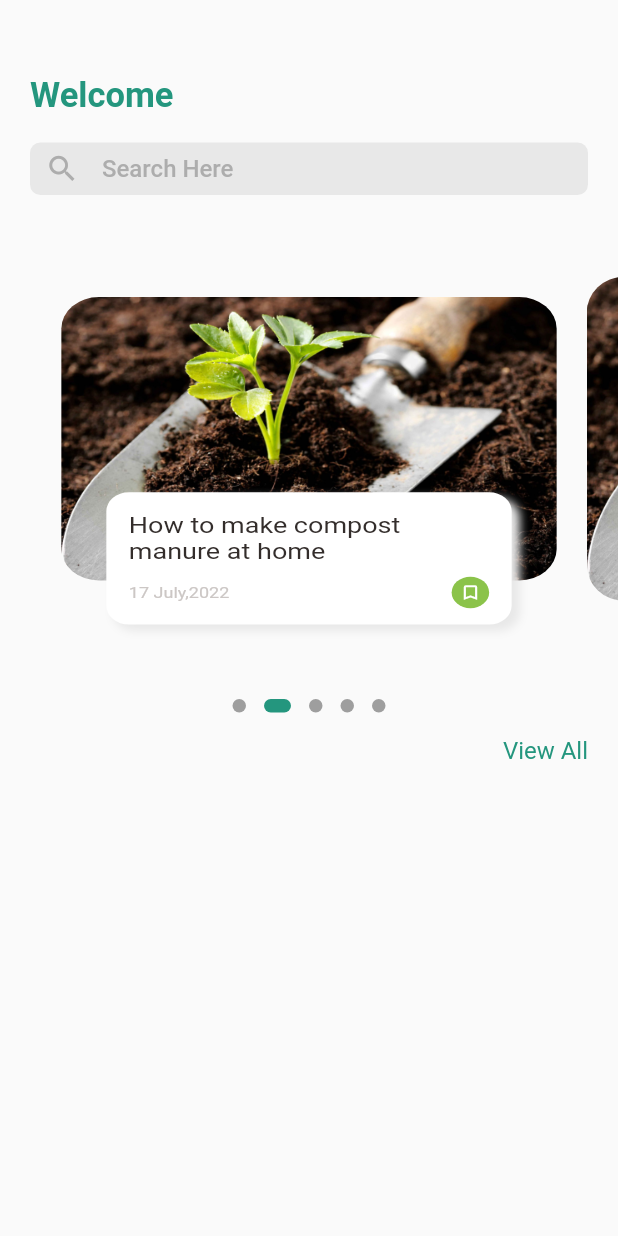
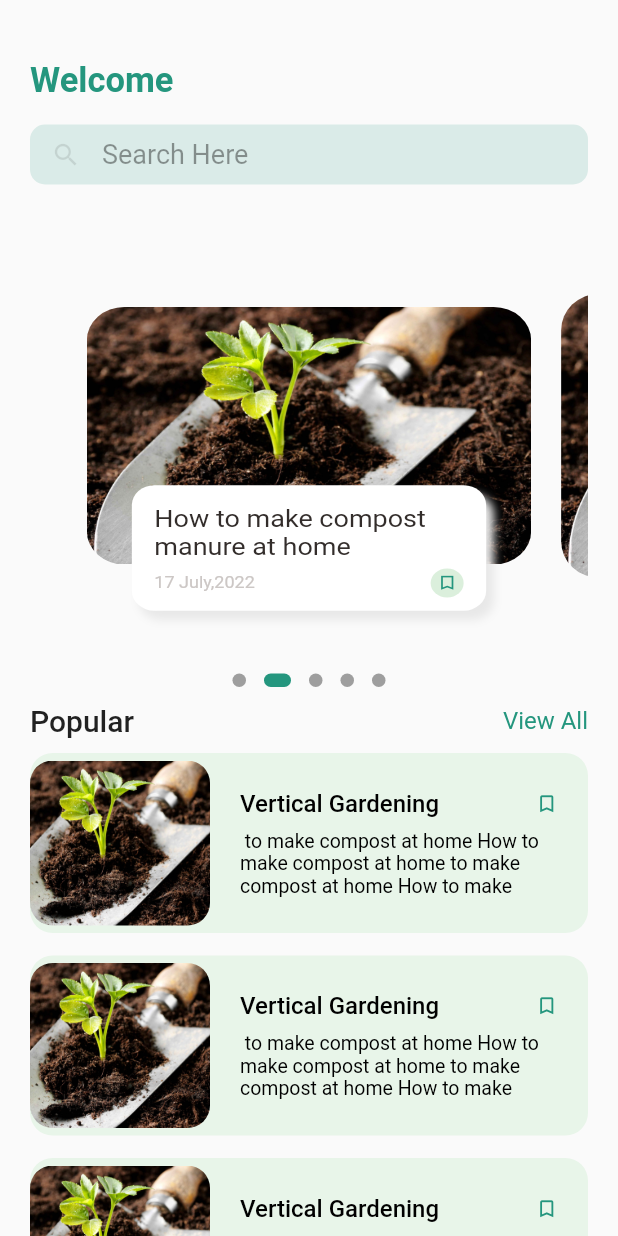
Before and after one commit to isuranga1/Agrihome, a Flutter app: the HomeScreenHead screen opened directly, on a phone screen of 412 x 824 dp. Run offline on Flutter 3.47's test engine with Material 2 defaults, Android fonts, the phone set to English and light mode, and no system bars; drawn by our look-alikes of dots_indicator; our stand-ins replace fluentui_icons, get, google_fonts.

Commit message:
changed the home section

```diff
--- a/lib/Login_folder/LoginPage.dart
+++ b/lib/Login_folder/LoginPage.dart
@@ -1,5 +1,6 @@
 import 'dart:ui';
 
+import 'package:agrihome/bttmnavbar.dart';
 import 'package:agrihome/home_screen_head.dart';
 import 'package:flutter/material.dart';
 import 'package:agrihome/Login_folder/register_now.dart';
@@ -91,7 +92,7 @@ class _LoginPageState extends State<LoginPage> {
                 onTap: () {
                   Navigator.of(context).push(
                     MaterialPageRoute(
-                      builder: (BuildContext context) => HomeScreenHead(),
+                      builder: (BuildContext context) => BtmNavBar(),
                     ),
                   );
                 },
--- a/lib/home_screen_body.dart
+++ b/lib/home_screen_body.dart
@@ -17,8 +17,8 @@ class HomeScreenBody extends StatefulWidget {
 class _HomeScreenBodyState extends State<HomeScreenBody> {
   PageController pageController = PageController(viewportFraction: 0.85);
   var _currentPageValue = 0.8;
-  double _scaleFactor = 0.8;
-  double _height = 225;
+  double _scaleFactor = 0.85;
+  double _height = 195;
   //double _height = Dimensions.pageViewContainer;
 
   @override
@@ -43,7 +43,7 @@ class _HomeScreenBodyState extends State<HomeScreenBody> {
         Container(
           //color: Colors.red,
           //margin: EdgeInsets.only(top: 70),
-          height: 280,
+          height: 250,
           child: PageView.builder(
               controller: pageController,
               itemCount: 5,
@@ -100,8 +100,7 @@ class _HomeScreenBodyState extends State<HomeScreenBody> {
           InkWell(
             child: Container(
               margin: EdgeInsets.only(left: 10, right: 10),
-              height: 225,
-              //height: Dimensions.pageViewContainer,
+              height: 195,
               decoration: BoxDecoration(
                   borderRadius: BorderRadius.circular(25),
                   image: DecorationImage(
@@ -118,7 +117,7 @@ class _HomeScreenBodyState extends State<HomeScreenBody> {
               child: Align(
                 alignment: Alignment.bottomCenter,
                 child: Container(
-                    height: 105,
+                    height: 95,
                     //height: Dimensions.pageViewTextContainer,
                     margin: EdgeInsets.only(left: 40, right: 40, bottom: 20),
                     decoration: BoxDecoration(
@@ -128,7 +127,7 @@ class _HomeScreenBodyState extends State<HomeScreenBody> {
                           BoxShadow(
                               color: Color(0xFFe8e8e8),
                               blurRadius: 5.0,
-                              offset: Offset(5, 5)),
+                              offset: Offset(5, 7)),
                         ]),
                     child: Container(
                       padding: EdgeInsets.only(top: 15, left: 15, right: 15),
@@ -137,23 +136,25 @@ class _HomeScreenBodyState extends State<HomeScreenBody> {
                         children: [
                           BigText(text: 'How to make compost manure at home'),
                           SizedBox(
-                            height: 10,
+                            height: 6,
                           ),
                           Row(
                             mainAxisAlignment: MainAxisAlignment.spaceBetween,
                             children: [
                               SmallText(text: "17 July,2022"),
-                              Container(
-                                width: 25,
-                                height: 25,
-                                child: Icon(
-                                  Icons.bookmark_border,
-                                  color: Colors.white,
-                                  size: 15,
-                                ),
-                                decoration: BoxDecoration(
-                                  borderRadius: BorderRadius.circular(15),
-                                  color: AppColors.lightGreen,
+                              Center(
+                                child: Container(
+                                  width: 22,
+                                  height: 22,
+                                  child: Icon(
+                                    Icons.bookmark_outline_sharp,
+                                    color: AppColors.darkGreen,
+                                    size: 14,
+                                  ),
+                                  decoration: BoxDecoration(
+                                    borderRadius: BorderRadius.circular(15),
+                                    color: Colors.green.withOpacity(0.2),
+                                  ),
                                 ),
                               ),
                             ],
--- a/lib/home_screen_head.dart
+++ b/lib/home_screen_head.dart
@@ -1,8 +1,9 @@
+import 'package:agrihome/categories.dart';
+import 'package:agrihome/home_screen_body.dart';
 import 'package:agrihome/utils/colors.dart';
+import 'package:agrihome/widgets/small_text.dart';
 import 'package:flutter/cupertino.dart';
 import 'package:flutter/material.dart';
-import 'categories.dart';
-import 'home_screen_body.dart';
 
 class HomeScreenHead extends StatefulWidget {
   const HomeScreenHead({Key? key}) : super(key: key);
@@ -15,70 +16,146 @@ class _HomeScreenHeadState extends State<HomeScreenHead> {
   @override
   Widget build(BuildContext context) {
     return Scaffold(
-      body: Column(
-        children: [
-          //showing the header
-          Container(
-            padding: EdgeInsets.only(left: 20, top: 50, right: 20),
+      body: Container(
+        child: Container(
+          margin: EdgeInsets.only(top: 40, right: 20, left: 20),
           child: Column(
             crossAxisAlignment: CrossAxisAlignment.start,
             children: [
-                const Text(
+              //showing wlcome text
+              Text(
                 "Welcome",
                 style: TextStyle(
                   fontSize: 23,
                   fontWeight: FontWeight.bold,
-                    color: Color.fromRGBO(36, 150, 126, 1),
+                  color: AppColors.darkGreen,
                 ),
               ),
               SizedBox(
-                  height: 18,
+                height: 16.0,
               ),
-                Container(
-                  width: MediaQuery.of(context).size.width,
-                  height: 35,
-                  decoration: BoxDecoration(
-                    borderRadius: BorderRadius.circular(7),
-                    color: Colors.grey.withOpacity(0.2),
+              //showing search bar
+              SizedBox(
+                height: 40,
+                child: TextFormField(
+                  decoration: InputDecoration(
+                      filled: true,
+                      fillColor: AppColors.darkGreen.withOpacity(0.15),
+                      contentPadding: EdgeInsets.fromLTRB(5, 5, 5, 5),
+                      border: OutlineInputBorder(
+                        borderRadius: BorderRadius.circular(10),
+                        borderSide: BorderSide.none,
                       ),
-                  child: Row(children: [
-                    SizedBox(width: 10),
-                    Icon(Icons.search,
-                        size: 23, color: Colors.grey.withOpacity(0.8)),
-                    SizedBox(width: 15),
-                    Text("Search Here",
+                      hintText: 'Search Here',
+                      hintStyle: TextStyle(
+                          color: Colors.black.withOpacity(0.4), fontSize: 18),
+                      prefixIcon: Icon(
+                        Icons.search,
+                        size: 20,
+                      ),
+                      prefixIconColor: Colors.black.withOpacity(0.1)),
+                ),
+              ),
+              //add space for vertical selection
+              SizedBox(
+                height: 70.0,
+              ),
+              HomeScreenBody(),
+              //showing the 2 texts in a row
+              Padding(
+                padding: const EdgeInsets.only(top: 5),
+                child: Row(
+                  crossAxisAlignment: CrossAxisAlignment.center,
+                  mainAxisAlignment: MainAxisAlignment.spaceBetween,
+                  children: [
+                    Text(
+                      "Popular",
+                      style:
+                          TextStyle(fontSize: 20, fontWeight: FontWeight.w500),
+                    ),
+                    Text(
+                      "View All",
                       style: TextStyle(
+                          color: AppColors.darkGreen,
                           fontSize: 16,
-                          fontWeight: FontWeight.w500,
-                          color: Colors.grey.withOpacity(0.8),
-                        )),
-                  ]),
+                          fontWeight: FontWeight.w400),
                     ),
                   ],
                 ),
               ),
-          //showing the 2 categories
-          //Categories(),   //need to check again
-          //showing the body
-          SizedBox(
-            height: 50,
+              //showing the vertial scrollview
+              Expanded(
+                child: Padding(
+                  padding: const EdgeInsets.only(top: 10),
+                  child: ListView.builder(
+                    itemCount: 5,
+                    itemBuilder: (context, index) {
+                      return Stack(
+                        children: [
+                          Container(
+                              margin: EdgeInsets.only(bottom: 15),
+                              height: 120,
+                              width: double.infinity,
+                              decoration: BoxDecoration(
+                                  borderRadius: BorderRadius.circular(15),
+                                  color: Color(0XFFE8F5E9)),
+                              child: Padding(
+                                padding:
+                                    const EdgeInsets.only(right: 20, left: 140),
+                                child: Column(
+                                  mainAxisAlignment: MainAxisAlignment.center,
+                                  children: [
+                                    Row(
+                                      mainAxisAlignment:
+                                          MainAxisAlignment.spaceBetween,
+                                      children: [
+                                        Text(
+                                          "Vertical Gardening",
+                                          style: TextStyle(
+                                              color: Colors.black,
+                                              fontWeight: FontWeight.w500,
+                                              fontSize: 16),
                                         ),
-          HomeScreenBody(),
-          SizedBox(
-            height: 10,
+                                        Icon(Icons.bookmark_border,
+                                            size: 15,
+                                            color: AppColors.darkGreen)
+                                      ],
                                     ),
-          Container(
-            padding: EdgeInsets.only(right: 20),
-            child: Row(
-              children: [
-                Expanded(child: Container()),
-                Text("View All",
-                    style: TextStyle(fontSize: 16, color: AppColors.darkGreen)),
-              ],
+                                    SizedBox(height: 8),
+                                    Text(
+                                      " to make compost at home How to make compost at home to make compost at home How to make compost at home",
+                                      maxLines: 3,
+                                      style: TextStyle(
+                                        color: Colors.black,
+                                        fontSize: 13,
                                       ),
                                     ),
                                   ],
                                 ),
+                              )),
+                          Padding(
+                            padding: const EdgeInsets.symmetric(vertical: 5),
+                            child: Container(
+                              width: 120,
+                              height: 110,
+                              decoration: BoxDecoration(
+                                  borderRadius: BorderRadius.circular(15),
+                                  image: DecorationImage(
+                                      fit: BoxFit.cover,
+                                      image:
+                                          AssetImage("assets/imgs/pic1.jpg"))),
+                            ),
+                          ),
+                        ],
+                      );
+                    },
+                  ),
+                ),
+              ),
+            ],
+          ),
+        ),
+      ),
     );
   }
 }
```
Lines whose indentation alone changed are shown as unchanged.
